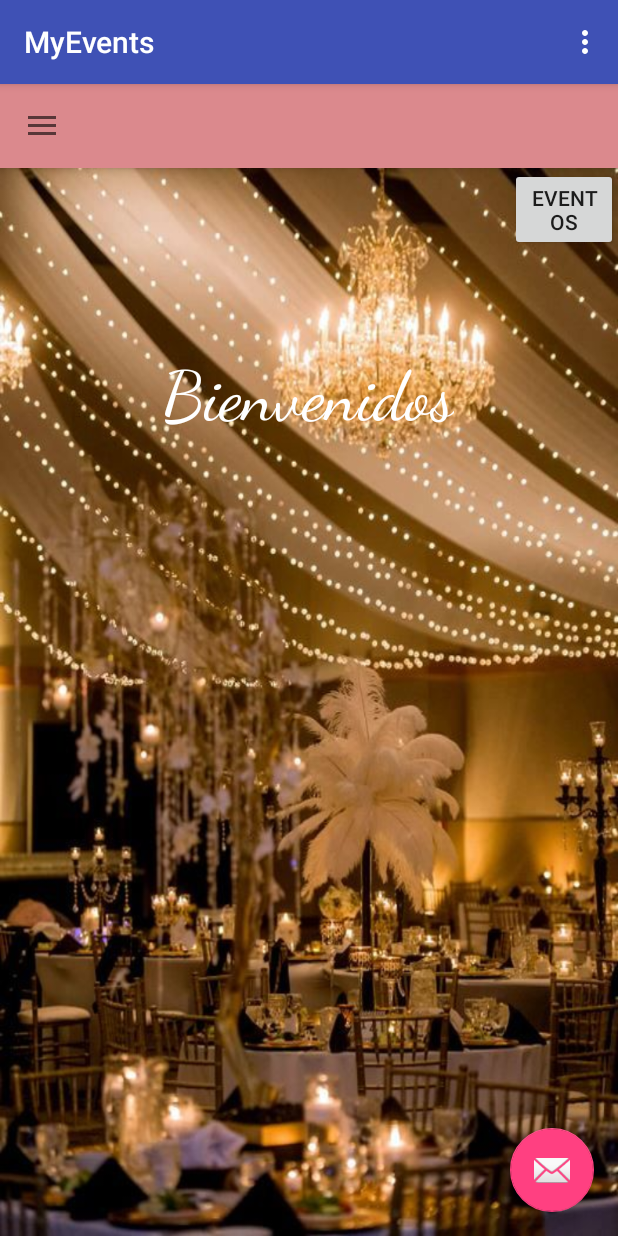
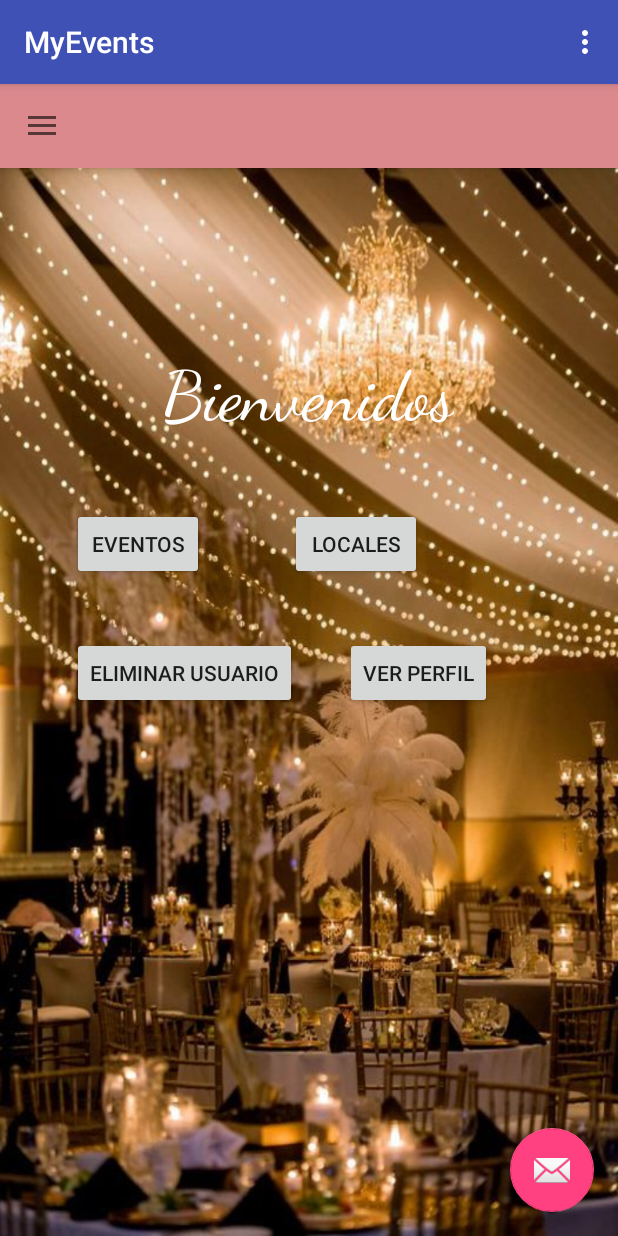
Before and after one commit to AplicacionesDistribuidasEventos/AppMyEvents, an Android app: the MainActivity screen opened directly, with no data from a screen before it, on a phone screen of 412 x 824 dp. Run offline under Robolectric (Android 15) with nearby library versions, the phone set to English and light mode, and no system bars.

Commit message:
COMMIT BY SESLA

```diff
--- a/app/src/main/AndroidManifest.xml
+++ b/app/src/main/AndroidManifest.xml
@@ -36,7 +36,8 @@
         <activity android:name=".interfaz.AyudaActivity" />
         <activity android:name=".interfaz.MainActivity" />
         <activity android:name=".interfaz.ListadoEventosActivity" />
-        <activity android:name=".interfaz.MuestraEvento"></activity>
+        <activity android:name=".interfaz.MuestraEvento" />
+        <activity android:name=".interfaz.ListadoLocalesActivity"></activity>
     </application>
 
 </manifest>
--- a/app/src/main/java/com/example/edwin/appmyevents/interfaz/ListadoEventosActivity.java
+++ b/app/src/main/java/com/example/edwin/appmyevents/interfaz/ListadoEventosActivity.java
@@ -70,7 +70,8 @@ public class ListadoEventosActivity extends AppCompatActivity implements OnTaskC
         try {
 
             String url1 = "http://192.168.1.15:8080/MyEvents/rs/categoria/listado-categorias";
-            clienteRest.doGet(url1, null,WS_CONSULTA,true);
+            String url2 = "http://192.168.1.13:8080/MyEvents/rs/eventos/listado-eventos";
+            clienteRest.doGet(url2, null,WS_CONSULTA,true);
 
         }catch (Exception e){
             showMensaje("Error Consulta");
@@ -84,7 +85,7 @@ public class ListadoEventosActivity extends AppCompatActivity implements OnTaskC
 
         try {
 
-            String url2 = "http://192.168.1.15:8080/MyEvents/rs/eventos/listado-categoria-eventos?id_categoria=1";
+            String url2 = "http://192.168.1.15:8080/MyEvents/rs/eventos/listado-categoria-eventos?id_categoria=";
             clienteRest.doGet(url2, null,WS_CONSULTA,true);
             //clienteRest.doGet(url2, null,WS_CONSULTA,true);
         }catch (Exception e){
--- a/app/src/main/res/layout/activity_login.xml
+++ b/app/src/main/res/layout/activity_login.xml
@@ -51,9 +51,9 @@
         android:layout_height="wrap_content"
         android:layout_alignStart="@+id/btnIngresar"
         android:layout_below="@+id/textView2"
-        android:textStyle="bold"
         android:layout_marginTop="59dp"
-        android:text="Correo: " />
+        android:text="Correo: "
+        android:textStyle="bold" />
 
     <TextView
         android:id="@+id/textView5"
--- a/app/src/main/res/layout/content_main.xml
+++ b/app/src/main/res/layout/content_main.xml
@@ -32,10 +32,37 @@
         android:id="@+id/btnListaEventos"
         android:layout_width="wrap_content"
         android:layout_height="wrap_content"
-        android:layout_above="@+id/imageView2"
-        android:layout_marginBottom="23dp"
-        android:layout_marginStart="37dp"
-        android:layout_toEndOf="@+id/textView13"
+        android:layout_alignParentStart="true"
+        android:layout_below="@+id/textView13"
+        android:layout_marginStart="48dp"
+        android:layout_marginTop="51dp"
         android:text="Eventos" />
 
+    <Button
+        android:id="@+id/btnLocales"
+        android:layout_width="wrap_content"
+        android:layout_height="wrap_content"
+        android:layout_alignBottom="@+id/btnListaEventos"
+        android:layout_alignEnd="@+id/textView13"
+        android:layout_marginEnd="21dp"
+        android:text="Locales" />
+
+    <Button
+        android:id="@+id/btnEliminarUsuario"
+        android:layout_width="wrap_content"
+        android:layout_height="wrap_content"
+        android:layout_alignStart="@+id/btnListaEventos"
+        android:layout_below="@+id/btnListaEventos"
+        android:layout_marginTop="38dp"
+        android:text="Eliminar Usuario" />
+
+    <Button
+        android:id="@+id/btnVerPerfil"
+        android:layout_width="wrap_content"
+        android:layout_height="wrap_content"
+        android:layout_alignBottom="@+id/btnEliminarUsuario"
+        android:layout_marginStart="32dp"
+        android:layout_toEndOf="@+id/btnEliminarUsuario"
+        android:text="Ver Perfil" />
+
 </RelativeLayout>
--- a/app/src/main/res/menu/activity_main_drawer.xml
+++ b/app/src/main/res/menu/activity_main_drawer.xml
@@ -17,9 +17,9 @@
             android:icon="@drawable/categoria"
             android:title="Categorias" />
         <item
-            android:id="@+id/nav_usuario"
+            android:id="@+id/nav_elimina_usuario"
             android:icon="@drawable/favorito"
-            android:title="Crear Cuenta" />
+            android:title="Eliminar Cuenta" />
     </group>
 
     <item android:title="Comunicate">
```
Also changed, not shown: app/src/main/java/com/example/edwin/appmyevents/interfaz/ListadoLocalesActivity.java (added, +102 -0 lines), app/src/main/java/com/example/edwin/appmyevents/interfaz/LoginActivity.java (+4 -7 lines), app/src/main/java/com/example/edwin/appmyevents/interfaz/MainActivity.java (+115 -3 lines), app/src/main/java/com/example/edwin/appmyevents/interfaz/Modelo/Local.java (added, +55 -0 lines), app/src/main/java/com/example/edwin/appmyevents/interfaz/Modelo/Login.java (+11 -1 lines), app/src/main/java/com/example/edwin/appmyevents/interfaz/Modelo/Persona.java (+11 -1 lines), app/src/main/res/layout/activity_listado_locales.xml (added, +11 -0 lines), app/src/main/res/layout/content_local.xml (added, +31 -0 lines), app/src/main/res/layout/list_black_text_local.xml (added, +8 -0 lines).
